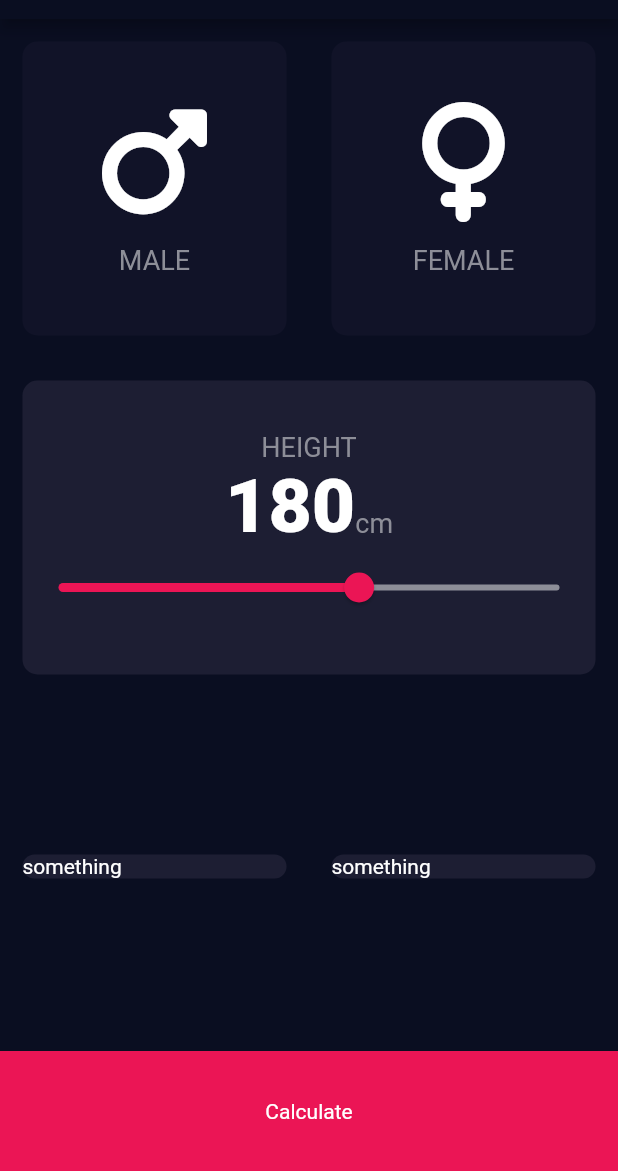
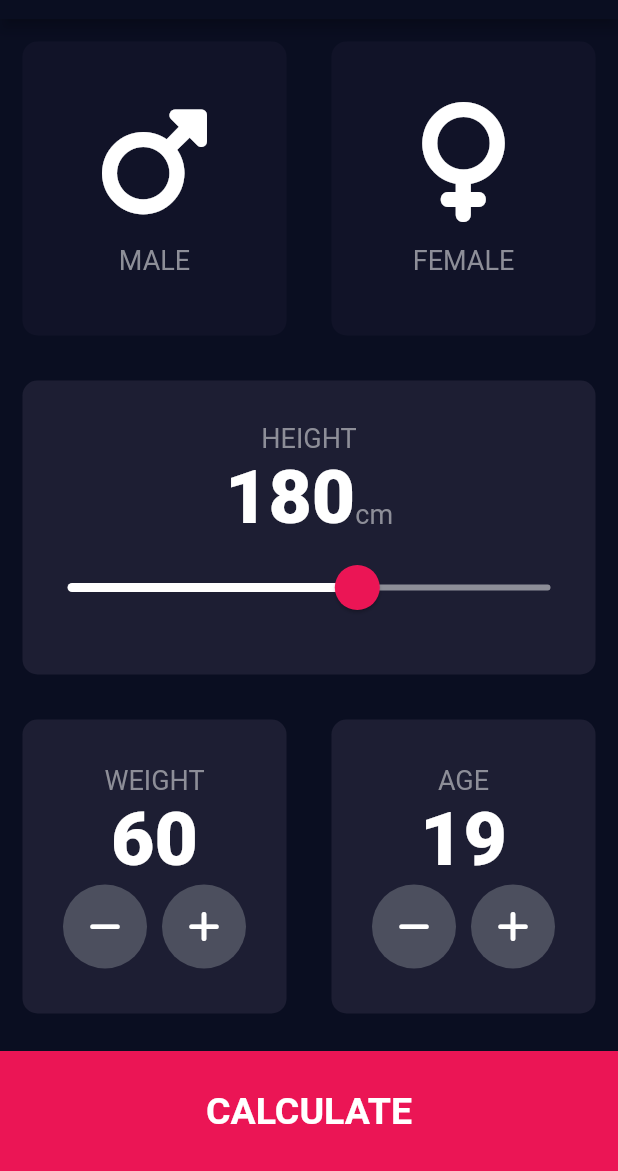
Before and after one commit to utsobe/bmi_calculator_flutter_app, a Flutter app: the screen it shows after launch, on a phone screen of 412 x 824 dp, the part 65-1236 px from its top. Run offline on Flutter 3.47's test engine with Material 2 defaults, Android fonts, the phone set to English and light mode, and no system bars; our stand-ins replace font_awesome_flutter.

Commit message:
navigation added and updated UI for calculate button

```diff
--- a/lib/constants.dart
+++ b/lib/constants.dart
@@ -1,4 +1,9 @@
 import 'package:flutter/material.dart';
+
+const kBottomContainerHeight = 80.0;
+const kActiveCardColor = Color(0xFF1D1E33);
+const kInkActiveCardColor = Color(0xFF111328);
+const kBottomContainerColor = Color(0xFFEB1555);
 
 const kLabelTextStyle = TextStyle(
   fontSize: 18.0,
@@ -10,7 +15,12 @@ const kNumberTextStyle = TextStyle(
   fontWeight: FontWeight.w900,
 );
 
-const kBottomContainerHeight = 80.0;
-const kActiveCardColor = Color(0xFF1D1E33);
-const kInkActiveCardColor = Color(0xFF111328);
-const kBottomContainerColor = Color(0xFFEB1555);
+const KLargeButtonTextStyle = TextStyle(
+  fontSize: 25.0,
+  fontWeight: FontWeight.bold,
+);
+
+const kTitleTextStyle = TextStyle(
+  fontSize: 50.0,
+  fontWeight: FontWeight.bold,
+);
--- a/lib/input_page.dart
+++ b/lib/input_page.dart
@@ -1,3 +1,4 @@
+import 'package:bmi_calculator_flutter_app/results_page.dart';
 import 'package:flutter/material.dart';
 import 'package:font_awesome_flutter/font_awesome_flutter.dart';
 import 'icon_content.dart';
@@ -21,6 +22,8 @@ class _InputPageState extends State<InputPage> {
   Gender? selectedGender;
 
   int height = 180;
+  int weight = 60;
+  int age = 19;
 
   Widget build(BuildContext context) {
     return Scaffold(
@@ -98,17 +101,26 @@ class _InputPageState extends State<InputPage> {
                           )
                         ],
                       ),
-                      Slider(
+                      SliderTheme(
+                        data: SliderTheme.of(context).copyWith(
+                            activeTrackColor: Colors.white,
+                            inactiveTrackColor: Color(0xff8D8E98),
+                            thumbColor: Color(0xFFEB1555),
+                            overlayColor: Color(0x29EB1555),
+                            thumbShape:
+                                RoundSliderThumbShape(enabledThumbRadius: 15.0),
+                            overlayShape:
+                                RoundSliderOverlayShape(overlayRadius: 30.0)),
+                        child: Slider(
                           value: height.toDouble(),
                           min: 120.0,
                           max: 220.0,
-                        activeColor: Color(0xFFEB1555),
-                        inactiveColor: Color(0xff8D8E98),
                           onChanged: (double newValue) {
                             setState(() {
                               height = newValue.round();
                             });
                           },
+                        ),
                       )
                     ],
                   ),
@@ -123,26 +135,140 @@ class _InputPageState extends State<InputPage> {
                     child: ReusableCard(
                   onPress: () {},
                   colour: kActiveCardColor,
-                  cardChild: Text('something'),
+                  cardChild: Column(
+                    mainAxisAlignment: MainAxisAlignment.center,
+                    children: [
+                      Text(
+                        'WEIGHT',
+                        style: kLabelTextStyle,
+                      ),
+                      Text(
+                        weight.toString(),
+                        style: kNumberTextStyle,
+                      ),
+                      Row(
+                        mainAxisAlignment: MainAxisAlignment.center,
+                        children: [
+                          RoundIconButton(
+                            onPress: () {
+                              setState(() {
+                                weight--;
+                              });
+                            },
+                            icon: FontAwesomeIcons.minus,
+                          ),
+                          SizedBox(
+                            width: 10.0,
+                          ),
+                          RoundIconButton(
+                            onPress: (() {
+                              setState(() {
+                                weight++;
+                              });
+                            }),
+                            icon: FontAwesomeIcons.plus,
+                          ),
+                        ],
+                      )
+                    ],
+                  ),
                 )),
                 Expanded(
                   child: ReusableCard(
                     onPress: () {},
                     colour: kActiveCardColor,
-                  cardChild: Text('something'),
-                )),
+                    cardChild: Column(
+                      mainAxisAlignment: MainAxisAlignment.center,
+                      children: [
+                        Text(
+                          'AGE',
+                          style: kLabelTextStyle,
+                        ),
+                        Text(
+                          age.toString(),
+                          style: kNumberTextStyle,
+                        ),
+                        Row(
+                          mainAxisAlignment: MainAxisAlignment.center,
+                          children: [
+                            RoundIconButton(
+                              icon: FontAwesomeIcons.minus,
+                              onPress: (() {
+                                setState(
+                                  () {
+                                    age--;
+                                  },
+                                );
+                              }),
+                            ),
+                            SizedBox(
+                              width: 10.0,
+                            ),
+                            RoundIconButton(
+                              icon: FontAwesomeIcons.plus,
+                              onPress: (() {
+                                setState(
+                                  () {
+                                    age++;
+                                  },
+                                );
+                              }),
+                            ),
+                          ],
+                        )
                       ],
                     ),
                   ),
-          Container(
-            child: Center(child: Text('Calculate')),
+                ),
+              ],
+            ),
+          ),
+          GestureDetector(
+            onTap: () {
+              Navigator.push(
+                context,
+                MaterialPageRoute(
+                  builder: (context) => ResultsPage(),
+                ),
+              );
+            },
+            child: Container(
+              child: Center(
+                child: Text(
+                  'CALCULATE',
+                  style: KLargeButtonTextStyle,
+                ),
+              ),
               color: kBottomContainerColor,
               margin: EdgeInsets.only(top: 10.0),
               width: double.infinity,
               height: kBottomContainerHeight,
+            ),
           )
         ],
       ),
     );
   }
 }
+
+class RoundIconButton extends StatelessWidget {
+  RoundIconButton({required this.icon, required this.onPress});
+
+  final IconData icon;
+  final VoidCallback onPress;
+
+  @override
+  Widget build(BuildContext context) {
+    return RawMaterialButton(
+      onPressed: onPress,
+      child: Icon(icon),
+      elevation: 0.0,
+      constraints: BoxConstraints.tightFor(
+        width: 56.0,
+        height: 56.0,
+      ),
+      shape: CircleBorder(),
+      fillColor: Color(0xFF4C4F5E),
+    );
+  }
+}
--- /dev/null
+++ b/lib/results_page.dart
@@ -0,0 +1,22 @@
+import 'package:flutter/material.dart';
+
+class ResultsPage extends StatelessWidget {
+  @override
+  Widget build(BuildContext context) {
+    return Scaffold(
+      appBar: AppBar(
+        title: Text('BMI CALCULATOR'),
+      ),
+      body: Column(
+        mainAxisAlignment: MainAxisAlignment.spaceEvenly,
+        children: [
+          Expanded(
+            child: Container(
+              child: Text('Your Result'),
+            ),
+          ),
+        ],
+      ),
+    );
+  }
+}
```
Lines whose indentation alone changed are shown as unchanged.
